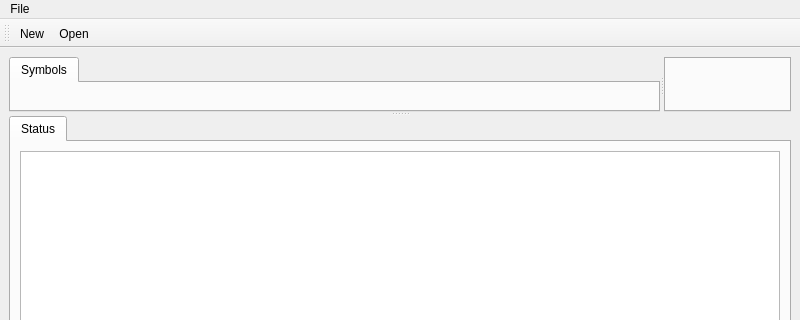
pasota666/cutrepad, file ui/mainwindow.ui: the form before one commit; both pictures show x 0 to 800 and y 0 to 320 of the 800 by 600 pixel window.
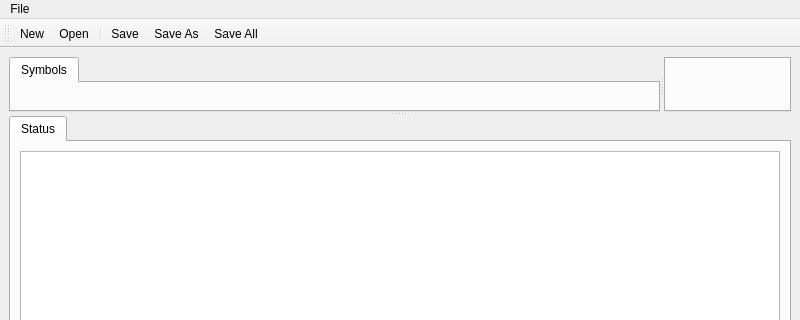
The form after the commit. Icons and pictures are not drawn.

What changed in the file:
```diff
--- a/ui/mainwindow.ui
+++ b/ui/mainwindow.ui
@@ -92,6 +92,10 @@
    </attribute>
    <addaction name="actionNew"/>
    <addaction name="actionOpen"/>
+   <addaction name="separator"/>
+   <addaction name="actionSave"/>
+   <addaction name="actionSave_As"/>
+   <addaction name="actionSave_All"/>
   </widget>
   <action name="actionNew">
    <property name="icon">
```
Left out of the diff: 21 changed lines with no effect on the pictures.
